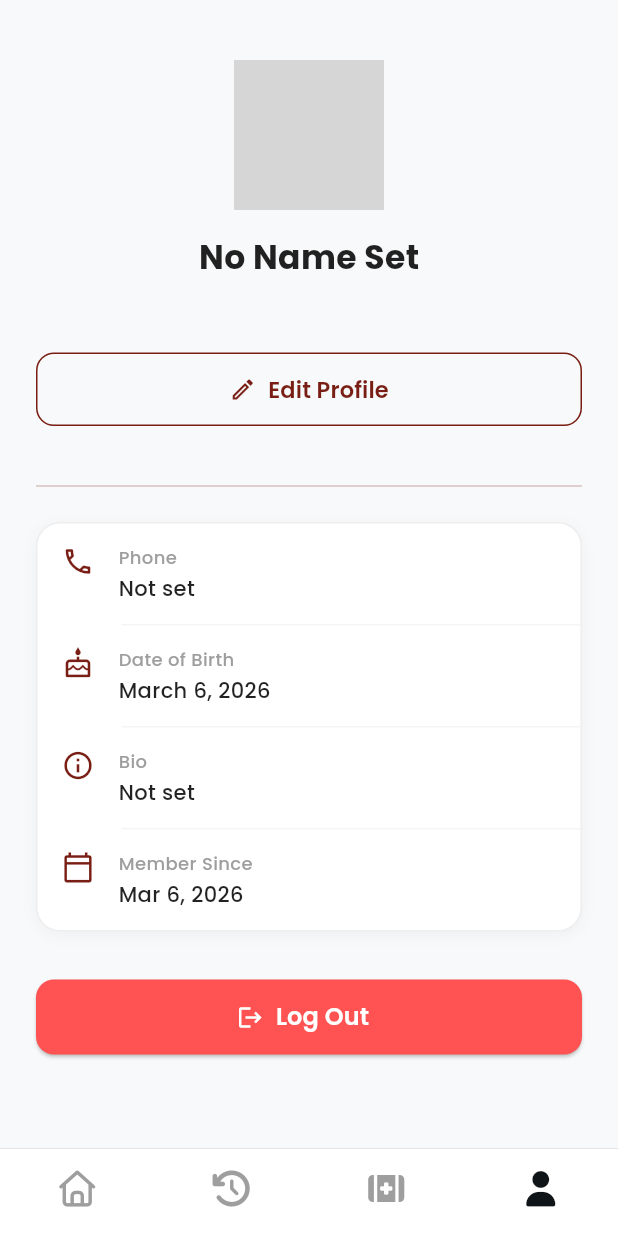
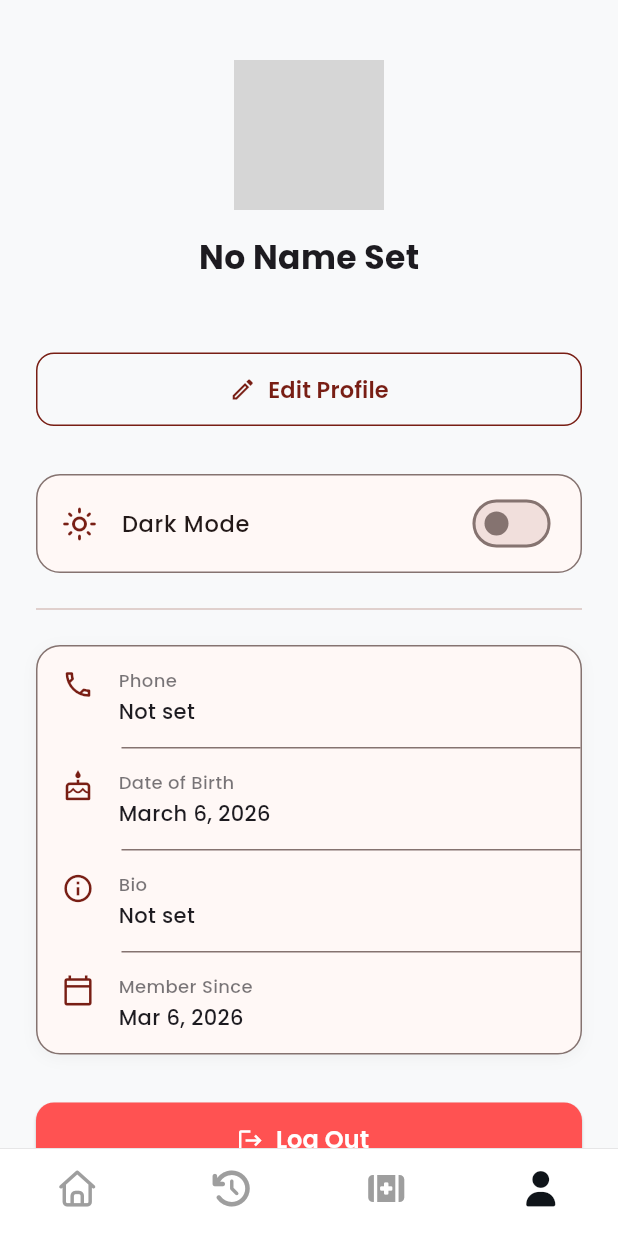
Before and after one commit to tekle-eyesus/RemeDi, a Flutter app: the screen it shows once a user with an empty profile is signed in, item 4 of the bottom bar chosen, on a phone screen of 412 x 824 dp. Run offline on Flutter 3.47's test engine with Material 3 defaults, Android fonts, the phone set to English and light mode, and no system bars; our stand-ins replace cloud_firestore, firebase_auth, firebase_core, flutter_colorpicker, flutter_dotenv, flutter_local_notifications and 10 more; accounts and stored records are empty; network calls fail; grey boxes are pictures that could not be loaded.

Commit message:
feat: implement dark/light mode toggle with Riverpod state management
Co-authored-by: tekle-eyesus <164241251+tekle-eyesus@users.noreply.github.com>

```diff
--- a/lib/features/profile/presentation/profile_screen.dart
+++ b/lib/features/profile/presentation/profile_screen.dart
@@ -7,6 +7,7 @@ import 'package:medication_reminder/features/authentication/presentation/provide
 import 'package:medication_reminder/features/authentication/presentation/widgets/custom_snackbar.dart';
 import 'package:medication_reminder/features/profile/presentation/providers/profile_provider.dart';
 import 'package:medication_reminder/features/profile/presentation/screens/edit_profile_screen.dart';
+import 'package:medication_reminder/shared/providers/theme_provider.dart';
 
 class ProfileScreen extends ConsumerWidget {
   const ProfileScreen({super.key});
@@ -79,7 +80,6 @@ class ProfileScreen extends ConsumerWidget {
                       style: GoogleFonts.poppins(
                         fontSize: 22,
                         fontWeight: FontWeight.bold,
-                        color: Colors.black87,
                       ),
                     ),
                     const SizedBox(height: 4),
@@ -88,7 +88,7 @@ class ProfileScreen extends ConsumerWidget {
                       user?.email ?? '',
                       style: GoogleFonts.poppins(
                         fontSize: 14,
-                        color: Colors.grey.shade600,
+                        color: Theme.of(context).textTheme.bodySmall?.color,
                       ),
                     ),
                     const SizedBox(height: 24),
@@ -129,6 +129,11 @@ class ProfileScreen extends ConsumerWidget {
                     ),
 
                     const SizedBox(height: 32),
+
+                    // Dark / Light mode toggle
+                    const _DarkModeToggle(),
+
+                    const SizedBox(height: 16),
                     const Divider(),
                     const SizedBox(height: 16),
 
@@ -209,6 +214,42 @@ class ProfileScreen extends ConsumerWidget {
   }
 }
 
+class _DarkModeToggle extends ConsumerWidget {
+  const _DarkModeToggle();
+
+  @override
+  Widget build(BuildContext context, WidgetRef ref) {
+    final themeNotifier = ref.read(themeNotifierProvider.notifier);
+    final isDark = ref.watch(themeNotifierProvider) == ThemeMode.dark;
+
+    return Container(
+      decoration: BoxDecoration(
+        color: Theme.of(context).colorScheme.surface,
+        borderRadius: BorderRadius.circular(16),
+        border: Border.all(color: Theme.of(context).dividerColor),
+      ),
+      child: SwitchListTile(
+        contentPadding:
+            const EdgeInsets.symmetric(horizontal: 16, vertical: 4),
+        secondary: Icon(
+          isDark ? Icons.dark_mode_outlined : Icons.light_mode_outlined,
+          color: AppConstants.primaryColor,
+        ),
+        title: Text(
+          'Dark Mode',
+          style: GoogleFonts.poppins(
+            fontSize: 15,
+            fontWeight: FontWeight.w500,
+          ),
+        ),
+        value: isDark,
+        activeColor: AppConstants.primaryColor,
+        onChanged: (_) => themeNotifier.toggleTheme(),
+      ),
+    );
+  }
+}
+
 class _ProfileInfoCard extends StatelessWidget {
   final List<_ProfileInfoItem> items;
 
@@ -216,11 +257,12 @@ class _ProfileInfoCard extends StatelessWidget {
 
   @override
   Widget build(BuildContext context) {
+    final colorScheme = Theme.of(context).colorScheme;
     return Container(
       decoration: BoxDecoration(
-        color: Colors.white,
+        color: colorScheme.surface,
         borderRadius: BorderRadius.circular(16),
-        border: Border.all(color: Colors.grey.shade200),
+        border: Border.all(color: Theme.of(context).dividerColor),
         boxShadow: [
           BoxShadow(
             color: Colors.black.withValues(alpha: 0.04),
@@ -240,7 +282,7 @@ class _ProfileInfoCard extends StatelessWidget {
                       Divider(
                           height: 1,
                           indent: 56,
-                          color: Colors.grey.shade100),
+                          color: Theme.of(context).dividerColor),
                   ],
                 ))
             .toList(),
@@ -262,6 +304,7 @@ class _ProfileInfoItem extends StatelessWidget {
 
   @override
   Widget build(BuildContext context) {
+    final textTheme = Theme.of(context).textTheme;
     return Padding(
       padding: const EdgeInsets.symmetric(horizontal: 16, vertical: 14),
       child: Row(
@@ -277,7 +320,7 @@ class _ProfileInfoItem extends StatelessWidget {
                   label,
                   style: GoogleFonts.poppins(
                     fontSize: 12,
-                    color: Colors.grey.shade500,
+                    color: textTheme.bodySmall?.color?.withValues(alpha: 0.6),
                     fontWeight: FontWeight.w500,
                   ),
                 ),
@@ -286,7 +329,7 @@ class _ProfileInfoItem extends StatelessWidget {
                   value,
                   style: GoogleFonts.poppins(
                     fontSize: 14,
-                    color: Colors.black87,
+                    color: textTheme.bodyMedium?.color,
                     fontWeight: FontWeight.w500,
                   ),
                 ),
--- a/lib/main.dart
+++ b/lib/main.dart
@@ -4,6 +4,7 @@ import 'package:flutter_dotenv/flutter_dotenv.dart';
 import 'package:flutter_riverpod/flutter_riverpod.dart';
 import 'package:medication_reminder/core/services/notification_service.dart';
 import 'package:medication_reminder/shared/layout/auth.dart';
+import 'package:medication_reminder/shared/providers/theme_provider.dart';
 import 'package:medication_reminder/shared/styles/theme.dart';
 import 'core/constants/app_constants.dart';
 import 'firebase_options.dart';
@@ -20,15 +21,18 @@ void main() async {
   runApp(const ProviderScope(child: MyApp()));
 }
 
-class MyApp extends StatelessWidget {
+class MyApp extends ConsumerWidget {
   const MyApp({super.key});
 
   @override
-  Widget build(BuildContext context) {
+  Widget build(BuildContext context, WidgetRef ref) {
+    final themeMode = ref.watch(themeNotifierProvider);
     return MaterialApp(
       debugShowCheckedModeBanner: false,
       title: AppConstants.appName,
       theme: AppTheme.lightTheme,
+      darkTheme: AppTheme.darkTheme,
+      themeMode: themeMode,
       home: const AuthUser(),
     );
   }
--- /dev/null
+++ b/lib/shared/providers/theme_provider.dart
@@ -0,0 +1,17 @@
+import 'package:flutter/material.dart';
+import 'package:flutter_riverpod/flutter_riverpod.dart';
+
+class ThemeNotifier extends StateNotifier<ThemeMode> {
+  ThemeNotifier() : super(ThemeMode.light);
+
+  void toggleTheme() {
+    state = state == ThemeMode.light ? ThemeMode.dark : ThemeMode.light;
+  }
+
+  bool get isDarkMode => state == ThemeMode.dark;
+}
+
+final themeNotifierProvider =
+    StateNotifierProvider<ThemeNotifier, ThemeMode>((ref) {
+  return ThemeNotifier();
+});
```
